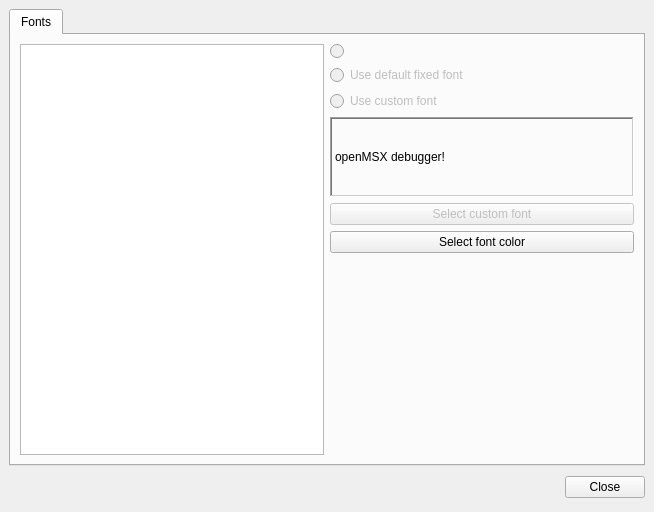
Before: the Qt Designer form src/PreferencesDialog.ui in openMSX/debugger, drawn with Qt 5.
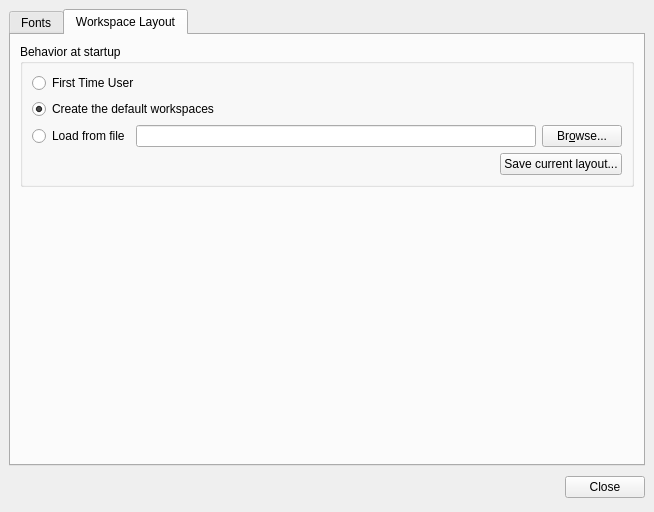
After: the same form once the commit is applied. The open tabs and pages were chosen to show the change.

Commit message:
Now select your workspace when starting
In preferences you can now can select a default workspace to load when
starting. Also added a 'new user' setting so that the QuickGuide is
clearly visible for new users.
The CPU view/code debugger is now a workspace that can be added/removed.

```diff
--- a/src/PreferencesDialog.ui
+++ b/src/PreferencesDialog.ui
@@ -99,11 +99,9 @@
             <number>6</number>
            </property>
            <item>
-            <widget class="QLabel" name="lblPreview" >
-             <property name="sizePolicy" >
-              <sizepolicy>
-               <hsizetype>7</hsizetype>
-               <vsizetype>0</vsizetype>
+            <widget class="QLabel" name="lblPreview">
+             <property name="sizePolicy">
+              <sizepolicy hsizetype="Expanding" vsizetype="Fixed">
                <horstretch>0</horstretch>
                <verstretch>0</verstretch>
               </sizepolicy>
@@ -161,6 +159,97 @@
        </item>
       </layout>
      </widget>
+     <widget class="QWidget" name="tab">
+      <attribute name="title">
+       <string>Workspace Layout</string>
+      </attribute>
+      <layout class="QVBoxLayout" name="verticalLayout_2">
+       <item>
+        <widget class="QGroupBox" name="groupBox">
+         <property name="title">
+          <string>Behavior at startup</string>
+         </property>
+         <layout class="QVBoxLayout" name="verticalLayout">
+          <item>
+           <widget class="QRadioButton" name="rbFirstTimeUser">
+            <property name="text">
+             <string>First Time User</string>
+            </property>
+           </widget>
+          </item>
+          <item>
+           <widget class="QRadioButton" name="rbDefaultWorkspaces">
+            <property name="text">
+             <string>Create the default workspaces</string>
+            </property>
+            <property name="checked">
+             <bool>true</bool>
+            </property>
+           </widget>
+          </item>
+          <item>
+           <layout class="QHBoxLayout" name="horizontalLayout">
+            <item>
+             <widget class="QRadioButton" name="rbLayoutFromFile">
+              <property name="text">
+               <string>Load from file</string>
+              </property>
+             </widget>
+            </item>
+            <item>
+             <widget class="QLineEdit" name="leFileName"/>
+            </item>
+            <item>
+             <widget class="QPushButton" name="btnBrowseLayout">
+              <property name="text">
+               <string>Br&amp;owse...</string>
+              </property>
+             </widget>
+            </item>
+           </layout>
+          </item>
+          <item>
+           <layout class="QHBoxLayout" name="horizontalLayout_2">
+            <item>
+             <spacer name="horizontalSpacer">
+              <property name="orientation">
+               <enum>Qt::Horizontal</enum>
+              </property>
+              <property name="sizeHint" stdset="0">
+               <size>
+                <width>40</width>
+                <height>20</height>
+               </size>
+              </property>
+             </spacer>
+            </item>
+            <item>
+             <widget class="QPushButton" name="btnSaveLayout">
+              <property name="text">
+               <string>Save current layout...</string>
+              </property>
+             </widget>
+            </item>
+           </layout>
+          </item>
+         </layout>
+        </widget>
+       </item>
+       <item>
+        <spacer name="verticalSpacer">
+         <property name="orientation">
+          <enum>Qt::Vertical</enum>
+         </property>
+         <property name="sizeHint" stdset="0">
+          <size>
+           <width>20</width>
+           <height>237</height>
+          </size>
+         </property>
+        </spacer>
+       </item>
+      </layout>
+     </widget>
     </widget>
    </item>
    <item>
```
Left out of the diff: 138 changed lines with no effect on the pictures. The commit also changes 7 other files.
